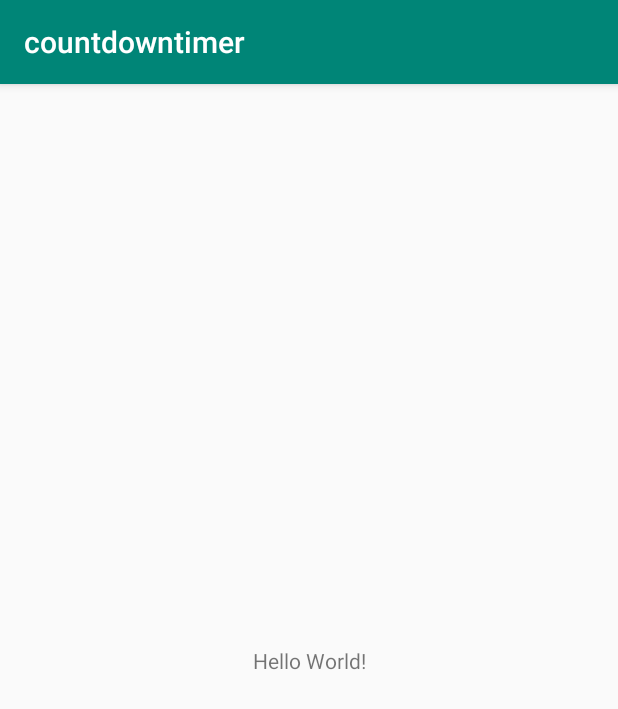
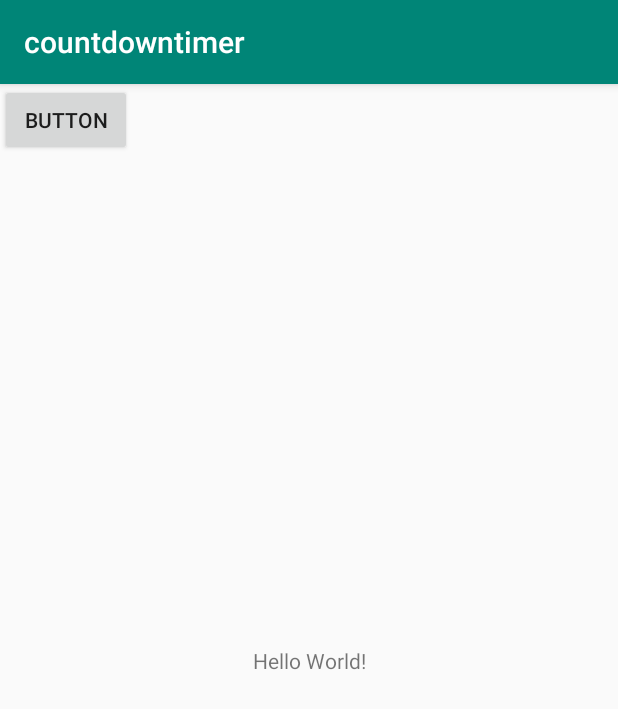
Before and after one commit to thuvara25/thuvarakan, an Android app: the screen it shows after launch (MainActivity), on a phone screen of 412 x 824 dp. Shown: the top 709 px of the screen. Run offline under Robolectric (Android 15) with nearby library versions, the phone set to English and light mode, and no system bars.

Commit message:
added a button

```diff
--- a/app/src/main/res/layout/activity_main.xml
+++ b/app/src/main/res/layout/activity_main.xml
@@ -15,4 +15,12 @@
         app:layout_constraintRight_toRightOf="parent"
         app:layout_constraintTop_toTopOf="parent" />
 
+    <Button
+        android:id="@+id/button"
+        android:layout_width="wrap_content"
+        android:layout_height="wrap_content"
+        android:text="Button"
+        tools:layout_editor_absoluteX="140dp"
+        tools:layout_editor_absoluteY="174dp" />
+
 </android.support.constraint.ConstraintLayout>
```
